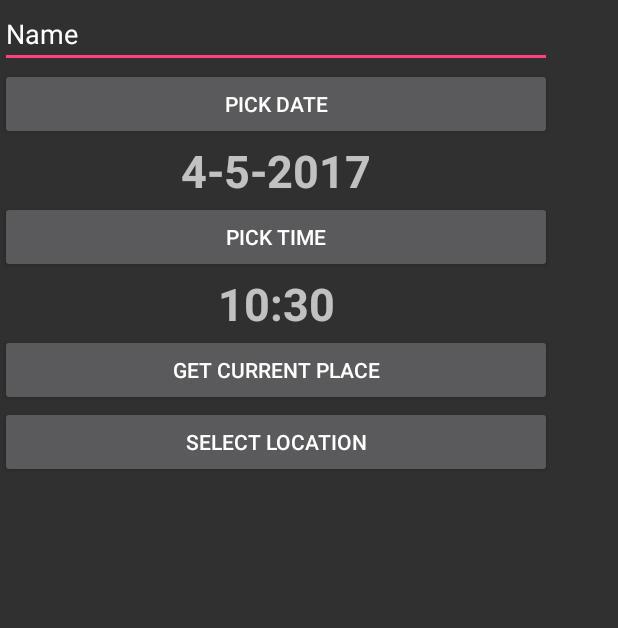
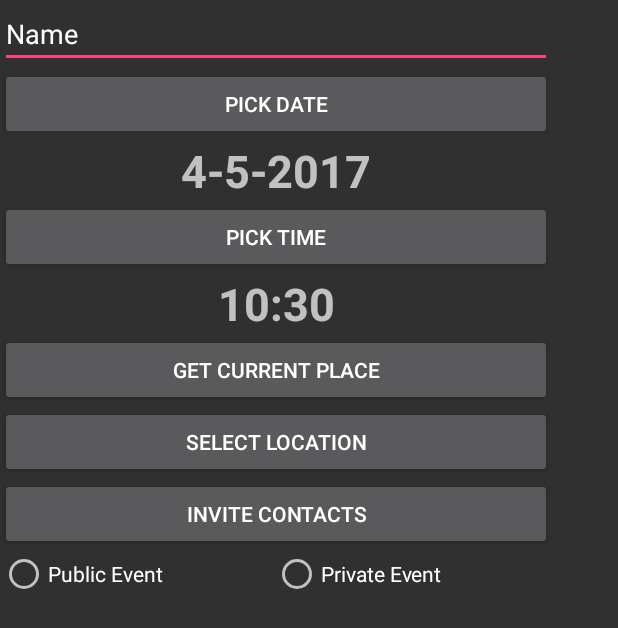
Before and after one commit to charlesh72/platty, an Android app: the CreateEventActivity screen opened directly, with no data from a screen before it, on a phone screen of 412 x 824 dp. Shown: the top 628 px of the screen. Run offline under Robolectric (Android 15) with nearby library versions, the light colour scheme and no system bars; our stand-ins replace EventBus; libraries missing offline, so code that uses them is left out: com.parse; 1 statement that could not run was skipped.

Commit message:
added radio buttons for private/public event and moved contacts button to create event

```diff
--- a/app/src/main/java/com/beakon/platty/ContactsFragment.java
+++ b/app/src/main/java/com/beakon/platty/ContactsFragment.java
@@ -104,13 +104,9 @@ public class ContactsFragment extends Fragment implements
             Contacts.DISPLAY_NAME_PRIMARY + " LIKE ?" :
             Contacts.DISPLAY_NAME + " LIKE ?")
 
-            /*
-             * Searches for a MIME type that matches
-             * the value of the constant
-             * Email.CONTENT_ITEM_TYPE. Note the
-             * single quotes surrounding Email.CONTENT_ITEM_TYPE.
-             */
-            + " AND " + Contacts.Data.MIMETYPE + " = '" + Email.CONTENT_ITEM_TYPE + "'";
+            //Filters out contacts WITHOUT a phone number saved.
+            + " AND " + Contacts.HAS_PHONE_NUMBER + " = '" + 1 + "'";
+
 
     // Defines a variable for the search string
     private String mSearchString = "";
--- a/app/src/main/java/com/beakon/platty/CreateEventActivity.java
+++ b/app/src/main/java/com/beakon/platty/CreateEventActivity.java
@@ -35,6 +35,16 @@ public class CreateEventActivity extends Activity {
 
         mEventDate = (TextView) findViewById(R.id.createEventTVDate);
         mEventDate.setText(mEvent.getMonth() + "-" + mEvent.getDay() + "-" + mEvent.getYear());
+
+        Button contactsB = (Button) findViewById(R.id.createEventBContacts);
+        contactsB.setOnClickListener(new View.OnClickListener() {
+            @Override
+            public void onClick(View v) {
+                Intent intent = new Intent(CreateEventActivity.this, ContactsActivity.class);
+                startActivity(intent);
+
+            }
+        });
 
         Button getPlaceB = (Button) findViewById(R.id.createEventBGetPlace);
         getPlaceB.setOnClickListener(new View.OnClickListener() {
--- a/app/src/main/java/com/beakon/platty/Event.java
+++ b/app/src/main/java/com/beakon/platty/Event.java
@@ -4,6 +4,8 @@ import android.icu.util.Calendar;
 
 import com.google.android.gms.maps.model.LatLng;
 import com.parse.ParseUser;
+
+import java.util.List;
 
 /**
  * Created by Beakon on 3/10/2017.
@@ -14,6 +16,8 @@ public class Event {
     private int hour, minute, year, month, day;
     private LatLng mLatLng;
     private String mEventName, mPlaceName, mHostId;
+    // TODO: 4/5/2017 Set up invited guests and add inviting through contacts
+    private List<String> mInvitedGuests;
 
     public Event() {
         mHostId = ParseUser.getCurrentUser().getObjectId();
--- a/app/src/main/java/com/beakon/platty/MainActivity.java
+++ b/app/src/main/java/com/beakon/platty/MainActivity.java
@@ -55,16 +55,6 @@ public class MainActivity extends Activity {
             @Override
             public void onClick(View v) {
                 link();
-            }
-        });
-
-        Button contactsB = (Button) findViewById(R.id.mainBContacts);
-        contactsB.setOnClickListener(new View.OnClickListener() {
-            @Override
-            public void onClick(View v) {
-                Intent intent = new Intent(MainActivity.this, ContactsActivity.class);
-                startActivity(intent);
-
             }
         });
 
--- a/app/src/main/res/layout/activity_create_event.xml
+++ b/app/src/main/res/layout/activity_create_event.xml
@@ -4,12 +4,16 @@
     xmlns:tools="http://schemas.android.com/tools"
     android:layout_width="match_parent"
     android:layout_height="match_parent"
-    tools:context="com.beakon.platty.CreateEventActivity">
+    tools:context="com.beakon.platty.CreateEventActivity"
+    tools:layout_editor_absoluteY="81dp"
+    tools:layout_editor_absoluteX="0dp">
 
     <LinearLayout
         android:layout_width="368dp"
         android:layout_height="495dp"
-        android:orientation="vertical" >
+        android:orientation="vertical"
+        tools:layout_editor_absoluteY="0dp"
+        tools:layout_editor_absoluteX="0dp">
 
         <EditText
             android:id="@+id/createEventETName"
@@ -63,5 +67,31 @@
             android:layout_height="wrap_content"
             android:text="@string/select_location" />
 
+        <Button
+            android:id="@+id/createEventBContacts"
+            android:layout_width="match_parent"
+            android:layout_height="wrap_content"
+            android:text="Invite Contacts" />
+
+        <RadioGroup
+            android:layout_width="match_parent"
+            android:layout_height="wrap_content"
+            android:orientation="horizontal">
+
+            <RadioButton
+                android:id="@+id/createEventRBPublic"
+                android:layout_width="wrap_content"
+                android:layout_height="wrap_content"
+                android:layout_weight="1"
+                android:text="Public Event" />
+
+            <RadioButton
+                android:id="@+id/createEventRBPrivate"
+                android:layout_width="wrap_content"
+                android:layout_height="wrap_content"
+                android:layout_weight="1"
+                android:text="Private Event" />
+        </RadioGroup>
+
     </LinearLayout>
 </android.support.constraint.ConstraintLayout>
--- a/app/src/main/res/layout/activity_main.xml
+++ b/app/src/main/res/layout/activity_main.xml
@@ -47,13 +47,6 @@
             android:text="Link" />
 
         <Button
-            android:id="@+id/mainBContacts"
-            android:layout_width="match_parent"
-            android:layout_height="wrap_content"
-            android:layout_weight="1"
-            android:text="Contacts" />
-
-        <Button
             android:id="@+id/mainBCreateEvent"
             android:layout_width="match_parent"
             android:layout_height="wrap_content"
--- a/build.gradle
+++ b/build.gradle
@@ -5,7 +5,7 @@ buildscript {
         jcenter()
     }
     dependencies {
-        classpath 'com.android.tools.build:gradle:2.3.0'
+        classpath 'com.android.tools.build:gradle:2.3.1'
 
         // NOTE: Do not place your application dependencies here; they belong
         // in the individual module build.gradle files
```
